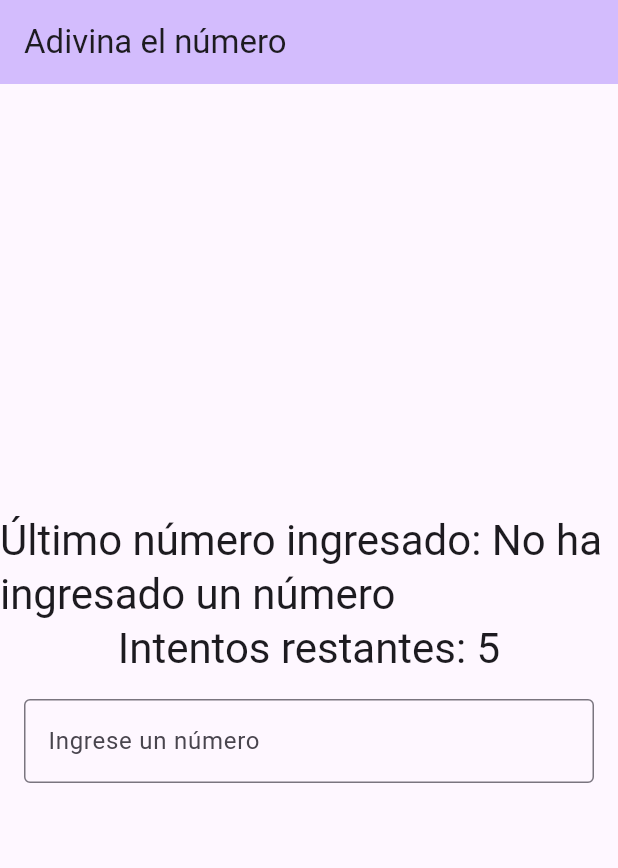
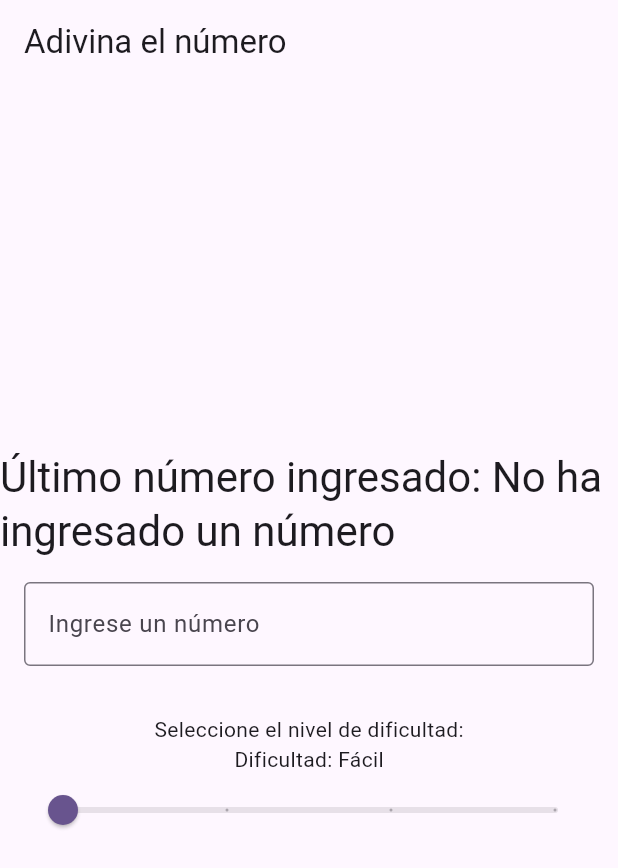
Before and after one commit to cuevasrja/AdivinaElNumero-Desafio, a Flutter app: the screen it shows after launch, on a phone screen of 412 x 824 dp. Shown: the top 868 px of the screen. Run offline on Flutter 3.47's test engine with Material 3 defaults, Android fonts, the phone set to English and light mode, and no system bars.

Commit message:
Agregar selección de dificultad mediante un slider y mejorar el manejo de intentos

```diff
--- a/lib/main.dart
+++ b/lib/main.dart
@@ -61,16 +61,26 @@ class NumberGuess {
   NumberGuess(this.number, this.isCorrect);
 }
 
+List<String> _difficulties = ['Fácil', 'Medio', 'Difícil', 'Extremo'];
+
 class _MyHomePageState extends State<MyHomePage> {
+  final TextEditingController _controller = TextEditingController();
   int _min = 1;
   int _max = 10;
-  String _difficulty = 'easy';
+  String _difficulty = _difficulties[0];
+  double _difficultyLevel = 0;
   int _numberToGuess = 0;
   int _guessNumber = 0;
   List<int> _lowNumbers = [];
   List<int> _highNumbers = [];
   int _numberTries = 5;
   List<NumberGuess> _guesses = [];
+
+  @override
+  void dispose() {
+    _controller.dispose();
+    super.dispose();
+  }
 
   void _decrementCounter() {
     setState(() {
@@ -87,28 +97,43 @@ class _MyHomePageState extends State<MyHomePage> {
     _lowNumbers = [];
     _highNumbers = [];
     _guessNumber = 0;
-    if (_difficulty.compareTo('easy') == 0) {
+    switch (_difficultyLevel.toInt()) {
+      case 0:
         _min = 1;
         _max = 10;
         _numberTries = 5;
-    } else if (_difficulty.compareTo('medium') == 0) {
+        break;
+      case 1:
         _min = 1;
         _max = 20;
         _numberTries = 8;
-    } else if (_difficulty.compareTo('hard') == 0) {
+        break;
+      case 2:
         _min = 1;
         _max = 100;
         _numberTries = 15;
-    } else {
+        break;
+      case 3:
         _min = 1;
         _max = 1000;
         _numberTries = 25;
+        break;
     }
   }
 
   void _setDifficulty(String difficulty) {
     _difficulty = difficulty;
     _resetGame();
+  }
+
+  void _setDifficultyFromSlider(double value) {
+    setState(() {
+      _difficultyLevel = value;
+      int level = value.toInt();
+      if (0 <= level && level < _difficulties.length) {
+        _setDifficulty(_difficulties[level]);
+      }
+    });
   }
 
   void _checkNumber(int number) {
@@ -144,7 +169,6 @@ class _MyHomePageState extends State<MyHomePage> {
   Widget build(BuildContext context) {
     return Scaffold(
       appBar: AppBar(
-        backgroundColor: Theme.of(context).colorScheme.inversePrimary,
         title: Text(widget.title),
       ),
       body: Center(
@@ -155,13 +179,10 @@ class _MyHomePageState extends State<MyHomePage> {
               'Último número ingresado: ${_lastGuess(_guessNumber)}',
               style: Theme.of(context).textTheme.headlineMedium,
             ),
-            Text(
-              'Intentos restantes: $_numberTries',
-              style: Theme.of(context).textTheme.headlineMedium,
-            ),
             Padding(
               padding: const EdgeInsets.all(16.0),
               child: TextField(
+                controller: _controller,
                 decoration: const InputDecoration(
                   border: OutlineInputBorder(),
                   labelText: 'Ingrese un número',
@@ -170,16 +191,38 @@ class _MyHomePageState extends State<MyHomePage> {
                 onSubmitted: (value) {
                   setState(() {
                     _guessNumber = int.tryParse(value) ?? 0;
-                    if (_guessNumber < _min || _guessNumber > _max) {
+                    if (_min <= _guessNumber && _guessNumber <= _max) {
+                      _checkNumber(_guessNumber);
+                    } else {
                       _guessNumber = -1;
-                    } else {
-                      _checkNumber(_guessNumber);
                     }
                   });
                 },
               ),
             ),
-
+            Padding(
+              padding: const EdgeInsets.all(16.0),
+              child: Column(
+                children: [
+                  Text('Seleccione el nivel de dificultad:'),
+                  Text('Dificultad: $_difficulty'),
+                  Slider(
+                    value: _difficultyLevel,
+                    min: 0,
+                    max: 3,
+                    divisions: 3,
+                    label: _difficultyLevel == 0
+                        ? 'easy'
+                        : _difficultyLevel == 1
+                            ? 'medium'
+                            : _difficultyLevel == 2
+                                ? 'hard'
+                                : 'extreme',
+                    onChanged: _setDifficultyFromSlider,
+                  ),
+                ],
+              ),
+            ),
           ],
         ),
       ),
```
Lines whose indentation alone changed are shown as unchanged.
